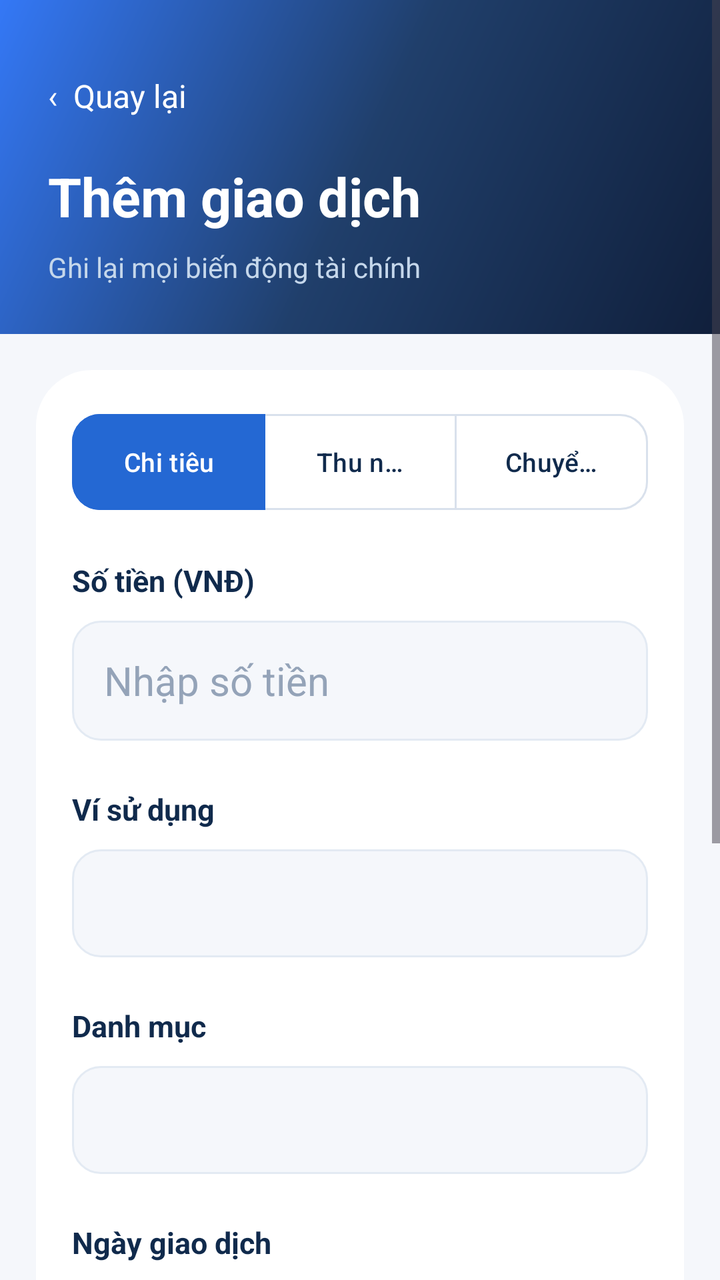
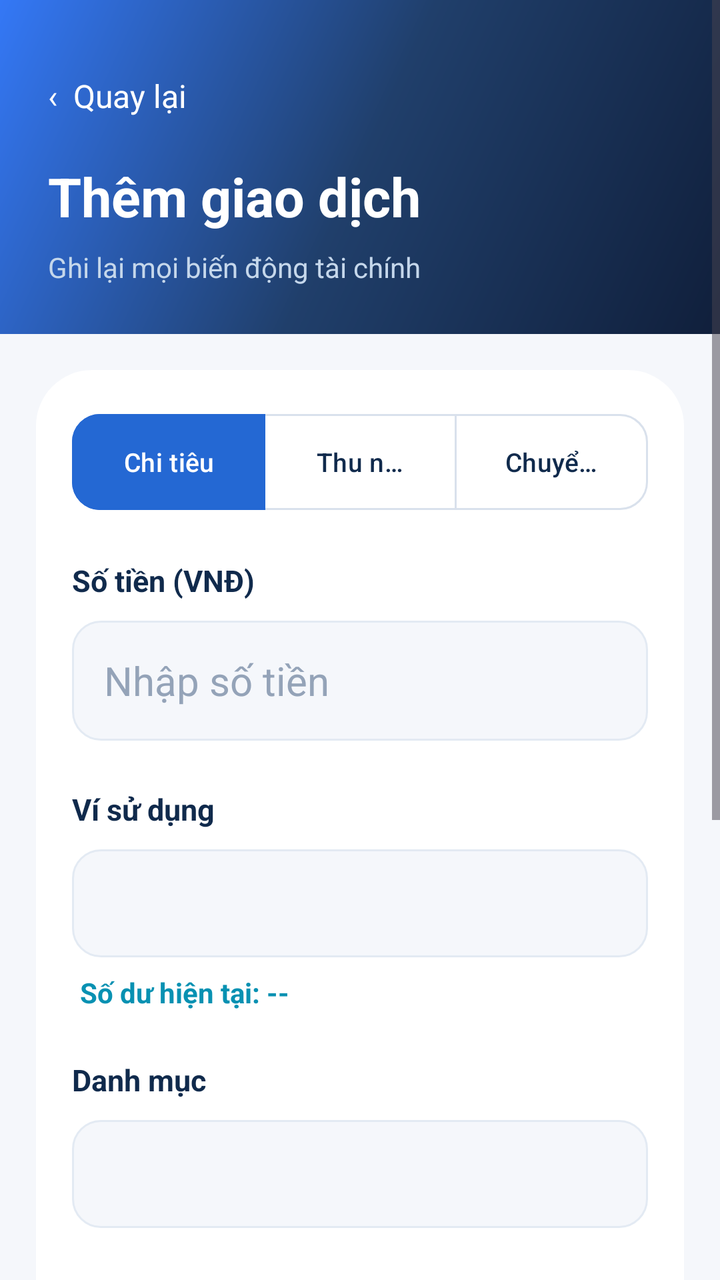

Two renders of the same Android screen: before a commit and after it. Below are the layout's source before the change and the commit's diff.
<!-- AndroidManifest.xml: application theme Theme.QLChiTieu -->
<!-- res/layout/activity_add_transaction.xml -->
<?xml version="1.0" encoding="utf-8"?>
<ScrollView xmlns:android="http://schemas.android.com/apk/res/android"
    xmlns:app="http://schemas.android.com/apk/res-auto"
    android:layout_width="match_parent"
    android:layout_height="match_parent"
    android:background="#F5F7FB"
    android:fillViewport="true">

    <LinearLayout
        android:layout_width="match_parent"
        android:layout_height="wrap_content"
        android:orientation="vertical">

        <LinearLayout
            android:layout_width="match_parent"
            android:layout_height="wrap_content"
            android:background="@drawable/bg_auth_gradient"
            android:orientation="vertical"
            android:padding="24dp">

            <TextView
                android:id="@+id/tvQuayLaiGiaoDich"
                android:layout_width="wrap_content"
                android:layout_height="48dp"
                android:gravity="center_vertical"
                android:text="‹  Quay lại"
                android:textColor="#FFFFFF"
                android:textSize="16sp" />

            <TextView
                android:layout_width="match_parent"
                android:layout_height="wrap_content"
                android:layout_marginTop="8dp"
                android:text="Thêm giao dịch"
                android:textColor="#FFFFFF"
                android:textSize="27sp"
                android:textStyle="bold" />

            <TextView
                android:layout_width="match_parent"
                android:layout_height="wrap_content"
                android:layout_marginTop="8dp"
                android:text="Ghi lại mọi biến động tài chính"
                android:textColor="#C5D7EB"
                android:textSize="14sp" />

        </LinearLayout>

        <LinearLayout
            android:layout_width="match_parent"
            android:layout_height="wrap_content"
            android:layout_margin="18dp"
            android:background="@drawable/bg_auth_card"
            android:orientation="vertical"
            android:padding="18dp">

            <com.google.android.material.button.MaterialButtonToggleGroup
                android:id="@+id/toggleLoaiGiaoDich"
                android:layout_width="match_parent"
                android:layout_height="wrap_content"
                android:layout_marginTop="4dp"
                app:checkedButton="@id/btnChiTieu"
                app:selectionRequired="true"
                app:singleSelection="true">

                <com.google.android.material.button.MaterialButton
                    android:id="@+id/btnChiTieu"
                    style="@style/Widget.Material3.Button.OutlinedButton"
                    android:layout_width="0dp"
                    android:layout_height="48dp"
                    android:layout_weight="1"
                    android:insetTop="0dp"
                    android:insetBottom="0dp"
                    android:text="Chi tiêu"
                    android:textAllCaps="false"
                    android:textColor="@color/toggle_text_color"
                    android:textSize="13sp"
                    app:backgroundTint="@color/toggle_button_bg"
                    app:cornerRadius="14dp"
                    app:strokeColor="@color/toggle_stroke_color"
                    app:strokeWidth="1dp" />
                <com.google.android.material.button.MaterialButton
                    android:id="@+id/btnThuNhap"
                    style="@style/Widget.Material3.Button.OutlinedButton"
                    android:layout_width="0dp"
                    android:layout_height="48dp"
                    android:layout_weight="1"
                    android:insetTop="0dp"
                    android:insetBottom="0dp"
                    android:text="Thu nhập"
                    android:textAllCaps="false"
                    android:textColor="@color/toggle_text_color"
                    android:textSize="13sp"
                    app:backgroundTint="@color/toggle_button_bg"
                    app:cornerRadius="14dp"
                    app:strokeColor="@color/toggle_stroke_color"
                    app:strokeWidth="1dp" />

                <com.google.android.material.button.MaterialButton
                    android:id="@+id/btnChuyenTien"
                    style="@style/Widget.Material3.Button.OutlinedButton"
                    android:layout_width="0dp"
                    android:layout_height="48dp"
                    android:layout_weight="1"
                    android:insetTop="0dp"
                    android:insetBottom="0dp"
                    android:text="Chuyển tiền"
                    android:textAllCaps="false"
                    android:textColor="@color/toggle_text_color"
                    android:textSize="13sp"
                    app:backgroundTint="@color/toggle_button_bg"
                    app:cornerRadius="14dp"
                    app:strokeColor="@color/toggle_stroke_color"
                    app:strokeWidth="1dp" />
            </com.google.android.material.button.MaterialButtonToggleGroup>

            <TextView
                android:layout_width="match_parent"
                android:layout_height="wrap_content"
                android:layout_marginTop="25dp"
                android:text="Số tiền (VNĐ)"
                android:textColor="#102A4C"
                android:textSize="15sp"
                android:textStyle="bold" />

            <EditText
                android:id="@+id/edtSoTienGiaoDich"
                android:layout_width="match_parent"
                android:layout_height="60dp"
                android:layout_marginTop="10dp"
                android:background="@drawable/bg_input"
                android:hint="Nhập số tiền"
                android:inputType="number"
                android:paddingStart="16dp"
                android:paddingEnd="16dp"
                android:singleLine="true"
                android:textColor="#102A4C"
                android:textColorHint="#94A3B8"
                android:textSize="20sp" />

            <TextView
                android:id="@+id/tvNhanViNguon"
                android:layout_width="match_parent"
                android:layout_height="wrap_content"
                android:layout_marginTop="24dp"
                android:text="Ví sử dụng"
                android:textColor="#102A4C"
                android:textSize="15sp"
                android:textStyle="bold" />

            <Spinner
                android:id="@+id/spViNguon"
                android:layout_width="match_parent"
                android:layout_height="54dp"
                android:layout_marginTop="10dp"
                android:background="@drawable/bg_input"
                android:paddingStart="12dp"
                android:paddingEnd="12dp" />

            <LinearLayout
                android:id="@+id/layoutViDich"
                android:layout_width="match_parent"
                android:layout_height="wrap_content"
                android:orientation="vertical"
                android:visibility="gone">

                <TextView
                    android:layout_width="match_parent"
                    android:layout_height="wrap_content"
                    android:layout_marginTop="24dp"
                    android:text="Ví nhận tiền"
                    android:textColor="#102A4C"
                    android:textSize="15sp"
                    android:textStyle="bold" />

                <Spinner
                    android:id="@+id/spViDich"
                    android:layout_width="match_parent"
                    android:layout_height="54dp"
                    android:layout_marginTop="10dp"
                    android:background="@drawable/bg_input"
                    android:paddingStart="12dp"
                    android:paddingEnd="12dp" />

            </LinearLayout>

            <LinearLayout
                android:id="@+id/layoutDanhMuc"
                android:layout_width="match_parent"
                android:layout_height="wrap_content"
                android:orientation="vertical">

                <TextView
                    android:layout_width="match_parent"
                    android:layout_height="wrap_content"
                    android:layout_marginTop="24dp"
                    android:text="Danh mục"
                    android:textColor="#102A4C"
                    android:textSize="15sp"
                    android:textStyle="bold" />

                <Spinner
                    android:id="@+id/spDanhMuc"
                    android:layout_width="match_parent"
                    android:layout_height="54dp"
                    android:layout_marginTop="10dp"
                    android:background="@drawable/bg_input"
                    android:paddingStart="12dp"
                    android:paddingEnd="12dp" />

            </LinearLayout>

            <TextView
                android:layout_width="match_parent"
                android:layout_height="wrap_content"
                android:layout_marginTop="24dp"
                android:text="Ngày giao dịch"
                android:textColor="#102A4C"
                android:textSize="15sp"
                android:textStyle="bold" />

            <TextView
                android:id="@+id/tvNgayGiaoDich"
                android:layout_width="match_parent"
                android:layout_height="54dp"
                android:layout_marginTop="10dp"
                android:background="@drawable/bg_input"
                android:gravity="center_vertical"
                android:paddingStart="16dp"
                android:paddingEnd="16dp"
                android:text="Chọn ngày giao dịch"
                android:textColor="#64748B"
                android:textSize="14sp" />

            <TextView
                android:layout_width="match_parent"
                android:layout_height="wrap_content"
                android:layout_marginTop="24dp"
                android:text="Ghi chú"
                android:textColor="#102A4C"
                android:textSize="15sp"
                android:textStyle="bold" />

            <EditText
                android:id="@+id/edtGhiChu"
                android:layout_width="match_parent"
                android:layout_height="100dp"
                android:layout_marginTop="10dp"
                android:background="@drawable/bg_input"
                android:gravity="top"
                android:hint="Nhập nội dung giao dịch..."
                android:inputType="textCapSentences|textMultiLine"
                android:padding="16dp"
                android:textColor="#102A4C"
                android:textColorHint="#94A3B8"
                android:textSize="14sp" />

            <com.google.android.material.button.MaterialButton
                android:id="@+id/btnLuuGiaoDich"
                android:layout_width="match_parent"
                android:layout_height="56dp"
                android:layout_marginTop="30dp"
                android:text="Lưu giao dịch"
                android:textAllCaps="false"
                android:textColor="#FFFFFF"
                android:textSize="16sp"
                android:textStyle="bold"
                app:backgroundTint="#0891B2"
                app:cornerRadius="16dp" />

        </LinearLayout>

    </LinearLayout>

</ScrollView>
<!-- resources referenced by this layout -->
<resources>
  <!-- drawable bg_auth_card (drawable) -->
  <?xml version="1.0" encoding="utf-8"?>
  <shape xmlns:android="http://schemas.android.com/apk/res/android"
      android:shape="rectangle">
  
      <solid android:color="@color/surface_light" />
  
      <corners android:radius="28dp" />
  
  </shape>
  <!-- drawable bg_auth_gradient (drawable) -->
  <?xml version="1.0" encoding="utf-8"?>
  <shape xmlns:android="http://schemas.android.com/apk/res/android"
      android:shape="rectangle">
  
      <gradient
          android:angle="135"
          android:startColor="@color/navy"
          android:centerColor="@color/navy_light"
          android:endColor="@color/blue"
          android:type="linear" />
  
  </shape>
  <!-- drawable bg_input (drawable) -->
  <?xml version="1.0" encoding="utf-8"?>
  <selector xmlns:android="http://schemas.android.com/apk/res/android">
  
      <item android:state_focused="true">
          <shape android:shape="rectangle">
              <solid android:color="@color/white" />
              <corners android:radius="14dp" />
              <stroke
                  android:width="2dp"
                  android:color="@color/teal" />
          </shape>
      </item>
  
      <item>
          <shape android:shape="rectangle">
              <solid android:color="@color/background_light" />
              <corners android:radius="14dp" />
              <stroke
                  android:width="1dp"
                  android:color="@color/border_light" />
          </shape>
      </item>
  
  </selector>
  <style name="Theme.QLChiTieu" parent="Base.Theme.QLChiTieu" />
  <color name="surface_light">#FFFFFF</color>
  <color name="navy">#101F3B</color>
  <color name="navy_light">#203F6B</color>
  <color name="blue">#3478F6</color>
  <color name="white">#FFFFFF</color>
  <color name="teal">#18B6A4</color>
  <color name="background_light">#F5F7FB</color>
  <color name="border_light">#E3EAF3</color>
  <style name="Base.Theme.QLChiTieu" parent="Theme.Material3.DayNight.NoActionBar">
          
          
      </style>
</resources>

<!-- the commit's change to res/layout/activity_add_transaction.xml (unified diff, before → after) -->
@@ -157,6 +157,17 @@
                 android:paddingStart="12dp"
                 android:paddingEnd="12dp" />
 
+            <TextView
+                android:id="@+id/tvSoDuViNguon"
+                android:layout_width="match_parent"
+                android:layout_height="wrap_content"
+                android:layout_marginTop="8dp"
+                android:paddingStart="4dp"
+                android:text="Số dư hiện tại: --"
+                android:textColor="#0891B2"
+                android:textSize="14sp"
+                android:textStyle="bold" />
+
             <LinearLayout
                 android:id="@+id/layoutViDich"
                 android:layout_width="match_parent"
@@ -181,6 +192,17 @@
                     android:background="@drawable/bg_input"
                     android:paddingStart="12dp"
                     android:paddingEnd="12dp" />
+
+                <TextView
+                    android:id="@+id/tvSoDuViDich"
+                    android:layout_width="match_parent"
+                    android:layout_height="wrap_content"
+                    android:layout_marginTop="8dp"
+                    android:paddingStart="4dp"
+                    android:text="Số dư hiện tại: --"
+                    android:textColor="#0891B2"
+                    android:textSize="14sp"
+                    android:textStyle="bold" />
 
             </LinearLayout>
 
